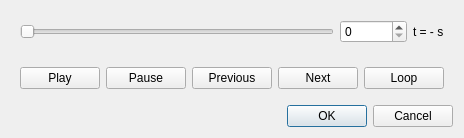
Qt form resources/ui/replay_trajectory_dialog.ui (galou/freecad.cross) before a commit.
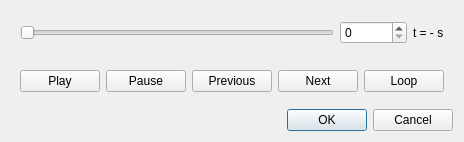
The same form after that commit. Icons and pictures are not drawn.

Commit message:
Use PropertyMap instead of dict for joint_map in TrajectoryProxy
Major version bump because this render old trajectories unusable in the
newer version.

```diff
--- a/resources/ui/replay_trajectory_dialog.ui
+++ b/resources/ui/replay_trajectory_dialog.ui
@@ -7,7 +7,7 @@
     <x>0</x>
     <y>0</y>
     <width>460</width>
-    <height>138</height>
+    <height>142</height>
    </rect>
   </property>
   <property name="windowTitle">
```
Left out of the diff: 2 changed lines with no effect on the pictures. The commit also changes 2 other files.
